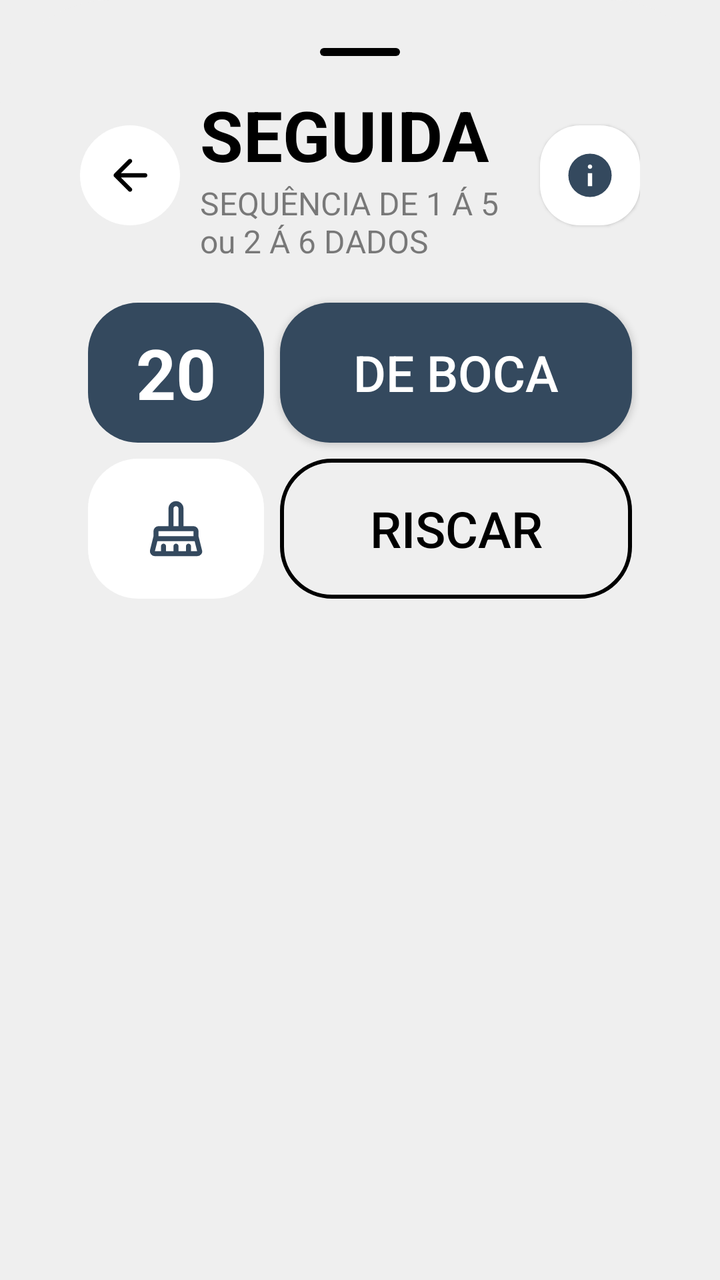
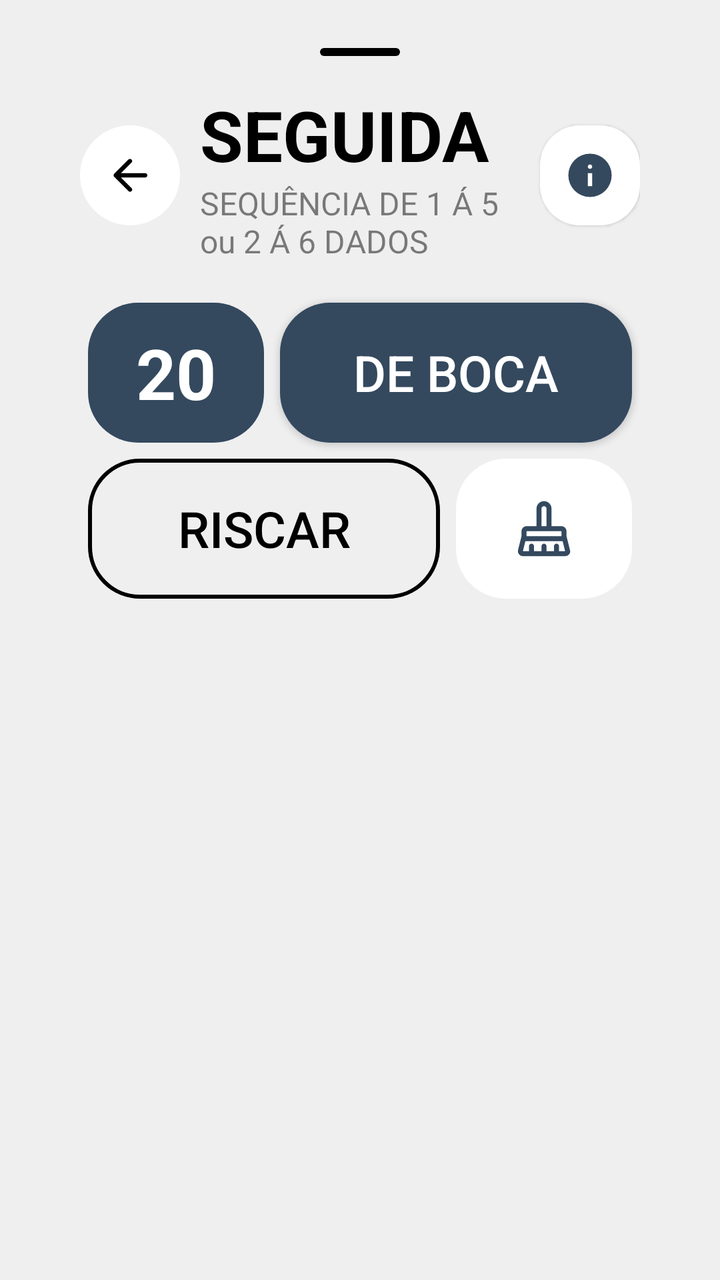

Before-and-after screenshots of an Android layout around one commit, followed by the original layout XML and the change that was made.
<!-- AndroidManifest.xml: application theme Base.Theme.KingOfBozo.Standard -->
<!-- res/layout/box_seguida.xml -->
<?xml version="1.0" encoding="utf-8"?>
<LinearLayout xmlns:android="http://schemas.android.com/apk/res/android"
    xmlns:app="http://schemas.android.com/apk/res-auto"
    xmlns:tools="http://schemas.android.com/tools"
    android:id="@+id/numbers_points"
    android:layout_width="match_parent"
    android:layout_height="wrap_content"
    android:backgroundTint="?attr/customBackground"
    android:background="@drawable/bottom_sheet_background"
    android:orientation="vertical"
    android:padding="24dp">

    <ImageView
        android:layout_width="40dp"
        android:layout_height="4dp"
        android:layout_gravity="center_horizontal"
        android:layout_marginBottom="16dp"
        app:tint="?attr/textFillColor"
        android:src="@drawable/background_card_dark" />


    <LinearLayout
        android:id="@+id/action_bar"
        android:layout_width="match_parent"
        android:layout_height="wrap_content"
        android:paddingHorizontal="16dp"
        android:gravity="center"
        tools:ignore="MissingConstraints">

        <ImageView
            android:id="@+id/button_cancel"
            android:layout_width="50dp"
            android:layout_height="50dp"
            android:backgroundTint="?attr/cardBackgroundColor"
            android:background="@drawable/background_circle_yellow"
            android:padding="12dp"
            android:layout_marginRight="10dp"
            app:tint="?attr/textFillColor"
            android:src="@drawable/ic_arrow_back"
            tools:ignore="ContentDescription" />

        <LinearLayout
            android:layout_width="wrap_content"
            android:layout_height="wrap_content"
            android:orientation="vertical"
            android:layout_weight="1"
            app:layout_constraintStart_toEndOf="@+id/button_back">



            <TextView
                android:id="@+id/scoring_title"
                android:layout_width="wrap_content"
                android:layout_height="wrap_content"
                android:text="SEGUIDA"
                android:textColor="?attr/textFillColor"
                android:textSize="35sp"
                android:textStyle="bold" />
            <TextView
                android:layout_width="wrap_content"
                android:layout_height="wrap_content"
                android:text="SEQUÊNCIA DE 1 Á 5 ou 2 Á 6 DADOS"
                android:alpha="0.5"
                android:textColor="?attr/textFillColor"
                android:textSize="16sp" />

        </LinearLayout>

        <ImageView
            android:id="@+id/button_info"
            android:layout_width="50dp"
            android:layout_height="50dp"
            android:backgroundTint="?attr/cardBackgroundColor"
            android:background="@drawable/background_card_de_boca"
            android:padding="12dp"
            android:layout_marginStart="15dp"
            app:tint="?attr/colorPrimary"
            android:src="@drawable/ic_info"
            android:elevation="1dp"
            tools:ignore="ContentDescription" />

    </LinearLayout>

    <LinearLayout
        android:id="@+id/info_dados"
        android:layout_width="match_parent"
        android:layout_height="wrap_content"
        android:paddingHorizontal="16dp"
        android:paddingTop="16dp"
        android:visibility="gone"
        android:gravity="center_horizontal">

        <ImageView
            android:layout_height="50dp"
            android:layout_width="50dp"
            android:backgroundTint="?attr/cardBackgroundColor"
            android:background="@drawable/background_card_de_boca"
            android:src="@drawable/ic_dice_2"
            app:tint="?attr/colorPrimary"
            android:elevation="2dp"
            android:layout_margin="4dp"/>

        <ImageView
            android:layout_height="50dp"
            android:layout_width="50dp"
            android:backgroundTint="?attr/cardBackgroundColor"
            android:background="@drawable/background_card_de_boca"
            android:src="@drawable/ic_dice_3"
            app:tint="?attr/colorPrimary"
            android:elevation="2dp"
            android:layout_margin="4dp"/>

        <ImageView
            android:layout_height="50dp"
            android:layout_width="50dp"
            android:backgroundTint="?attr/cardBackgroundColor"
            android:background="@drawable/background_card_de_boca"
            android:src="@drawable/ic_dice_4"
            app:tint="?attr/colorPrimary"
            android:elevation="2dp"
            android:layout_margin="4dp"/>

        <ImageView
            android:layout_height="50dp"
            android:layout_width="50dp"
            android:backgroundTint="?attr/cardBackgroundColor"
            android:background="@drawable/background_card_de_boca"
            android:src="@drawable/ic_dice_5"
            app:tint="?attr/colorPrimary"
            android:elevation="2dp"
            android:layout_margin="4dp"/>


        <ImageView
            android:layout_height="50dp"
            android:layout_width="50dp"
            android:backgroundTint="?attr/cardBackgroundColor"
            android:background="@drawable/background_card_de_boca"
            android:src="@drawable/ic_dice_6"
            app:tint="?attr/colorPrimary"
            android:elevation="2dp"
            android:layout_margin="4dp"/>

    </LinearLayout>

    <LinearLayout
        android:layout_width="match_parent"
        android:layout_height="wrap_content"
        android:orientation="vertical"
        android:padding="16dp">

        <GridLayout
            xmlns:android="http://schemas.android.com/apk/res/android"
            xmlns:app="http://schemas.android.com/apk/res-auto"
            android:layout_width="match_parent"
            android:layout_height="wrap_content"
            android:columnCount="3"
            android:rowCount="2">

            <TextView
                android:id="@+id/valor_01"
                android:layout_height="70dp"
                android:layout_width="0dp"
                android:backgroundTint="?attr/colorPrimary"
                android:background="@drawable/background_card_black"
                android:textColor="?attr/customTextBackground"
                android:text="20"
                android:textSize="35dp"
                android:textStyle="bold"
                android:gravity="center"
                android:layout_row="0"
                android:layout_column="0"
                android:layout_columnWeight="1"
                android:layout_gravity="fill"
                android:layout_margin="4dp"/>

            <Button
                android:id="@+id/valor_boca"
                android:layout_height="70dp"
                android:layout_width="0dp"
                app:backgroundTint="?attr/colorPrimary"
                android:background="@drawable/background_card_black"
                app:cornerRadius="20dp"
                android:text="DE BOCA"
                android:textSize="25dp"
                android:textColor="?attr/customTextBackground"
                app:icon="@drawable/ic_de_boca"
                app:iconSize="25dp"
                app:iconTint="?attr/customTextBackground"
                android:gravity="center"
                android:layout_row="0"
                android:layout_column="1"
                android:layout_columnSpan="2"
                android:layout_columnWeight="1"
                android:layout_gravity="fill"
                android:layout_margin="4dp" />



            <ImageView
                android:id="@+id/btn_nulo"
                android:layout_height="70dp"
                android:layout_width="0dp"
                android:backgroundTint="?attr/cardBackgroundColor"
                android:background="@drawable/background_card_black"
                android:src="@drawable/ic_clear"
                app:tint="?attr/colorPrimary"
                android:layout_row="1"
                android:layout_column="0"
                android:layout_columnWeight="1"
                android:layout_gravity="fill"
                android:padding="20dp"
                android:layout_margin="4dp"/>

            <Button
                android:id="@+id/btn_riscar"
                android:layout_height="70dp"
                android:layout_width="0dp"
                app:backgroundTint="?attr/textFillColor"
                android:background="@drawable/background_score_option_riscar"
                app:cornerRadius="20dp"
                android:text="RISCAR"
                android:textSize="25dp"
                android:textColor="?attr/textFillColor"
                app:icon="@drawable/ic_riscar"
                app:iconSize="25dp"
                app:iconTint="?attr/textFillColor"
                android:gravity="center"
                android:layout_row="1"
                android:layout_column="1"
                android:layout_columnSpan="2"
                android:layout_columnWeight="2"
                android:layout_gravity="fill"
                android:layout_margin="4dp" />


        </GridLayout>

    </LinearLayout>


</LinearLayout>
<!-- resources referenced by this layout -->
<resources>
  <!-- drawable background_card_black (drawable) -->
  <shape xmlns:android="http://schemas.android.com/apk/res/android"
      android:shape="rectangle">
      <solid android:color="@color/fundo_light" />
      <corners android:radius="25dp" />
  </shape>
  <!-- drawable background_card_dark (drawable) -->
  <shape xmlns:android="http://schemas.android.com/apk/res/android"
      android:shape="rectangle">
      <solid android:color="@color/fundo_light" />
      <corners android:radius="100dp" />
  </shape>
  <!-- drawable background_card_de_boca (drawable) -->
  <shape xmlns:android="http://schemas.android.com/apk/res/android"
      android:shape="rectangle">
      <solid android:color="@color/fundo_light" />
      <corners android:radius="20dp" />
  </shape>
  <!-- drawable background_circle_yellow (drawable) -->
  <?xml version="1.0" encoding="utf-8"?>
  <shape xmlns:android="http://schemas.android.com/apk/res/android"
      android:shape="oval">
      <solid android:color="@color/fundo_light" />
  </shape>
  <!-- drawable background_score_option_riscar (drawable) -->
  <shape xmlns:android="http://schemas.android.com/apk/res/android"
      android:shape="rectangle">
      <corners android:radius="25dp" />
      <stroke android:width="2dp" android:color="@color/fundo_light" />
      <solid android:color="@android:color/transparent" />
  </shape>
  <!-- drawable bottom_sheet_background (drawable) -->
  <?xml version="1.0" encoding="utf-8"?>
  <shape xmlns:android="http://schemas.android.com/apk/res/android"
      android:shape="rectangle">
      <solid android:color="@color/fundo_light"/>
      <corners android:topLeftRadius="55dp" android:topRightRadius="55dp"/>
  </shape>
  <!-- drawable ic_de_boca (drawable) -->
  <vector xmlns:android="http://schemas.android.com/apk/res/android"
      android:width="24dp"
      android:height="24dp"
      android:viewportWidth="960"
      android:viewportHeight="960"
      android:tint="?attr/colorControlNormal">
    <path
        android:fillColor="@android:color/white"
        android:pathData="M320,880L360,600L160,600L520,80L600,80L560,400L800,400L400,880L320,880Z"/>
  </vector>
  <!-- drawable ic_dice_2 (drawable) -->
  <vector xmlns:android="http://schemas.android.com/apk/res/android"
      android:width="24dp"
      android:height="24dp"
      android:viewportWidth="24"
      android:viewportHeight="24">
      <path
          android:fillColor="@color/fundo_light"
          android:pathData="M7.5,7.5m-1.5,0a1.5,1.5 0,1 1,3 0a1.5,1.5 0,1 1,-3 0"/>
      <path
          android:fillColor="@color/fundo_light"
          android:pathData="M16.5,16.5m-1.5,0a1.5,1.5 0,1 1,3 0a1.5,1.5 0,1 1,-3 0"/>
  </vector>
  <!-- drawable ic_dice_3 (drawable) -->
  <vector xmlns:android="http://schemas.android.com/apk/res/android"
      android:width="24dp"
      android:height="24dp"
      android:viewportWidth="24"
      android:viewportHeight="24">
      <path
          android:fillColor="@color/fundo_light"
          android:pathData="M7.5,7.5m-1.5,0a1.5,1.5 0,1 1,3 0a1.5,1.5 0,1 1,-3 0"/>
      <path
          android:fillColor="@color/fundo_light"
          android:pathData="M12,12m-1.5,0a1.5,1.5 0,1 1,3 0a1.5,1.5 0,1 1,-3 0"/>
      <path
          android:fillColor="@color/fundo_light"
          android:pathData="M16.5,16.5m-1.5,0a1.5,1.5 0,1 1,3 0a1.5,1.5 0,1 1,-3 0"/>
  </vector>
  <color name="fundo_light">#EFEFEF</color>
  <color name="padrao">#34495e</color>
  <color name="text_dark">#000000</color>
  <color name="text_light">#FFFFFF</color>
  <color name="icon_dark">#000000</color>
  <color name="icon_light">#FFFFFF</color>
  <color name="card_light">#FFFFFF</color>
  <color name="card_dark">#313131</color>
  <!-- unchanged entries left out for length: 9 -->
</resources>

<!-- the commit's change to res/layout/box_seguida.xml (unified diff, before → after) -->
@@ -206,7 +206,7 @@
                 android:src="@drawable/ic_clear"
                 app:tint="?attr/colorPrimary"
                 android:layout_row="1"
-                android:layout_column="0"
+                android:layout_column="2"
                 android:layout_columnWeight="1"
                 android:layout_gravity="fill"
                 android:padding="20dp"
@@ -227,7 +227,7 @@
                 app:iconTint="?attr/textFillColor"
                 android:gravity="center"
                 android:layout_row="1"
-                android:layout_column="1"
+                android:layout_column="0"
                 android:layout_columnSpan="2"
                 android:layout_columnWeight="2"
                 android:layout_gravity="fill"
